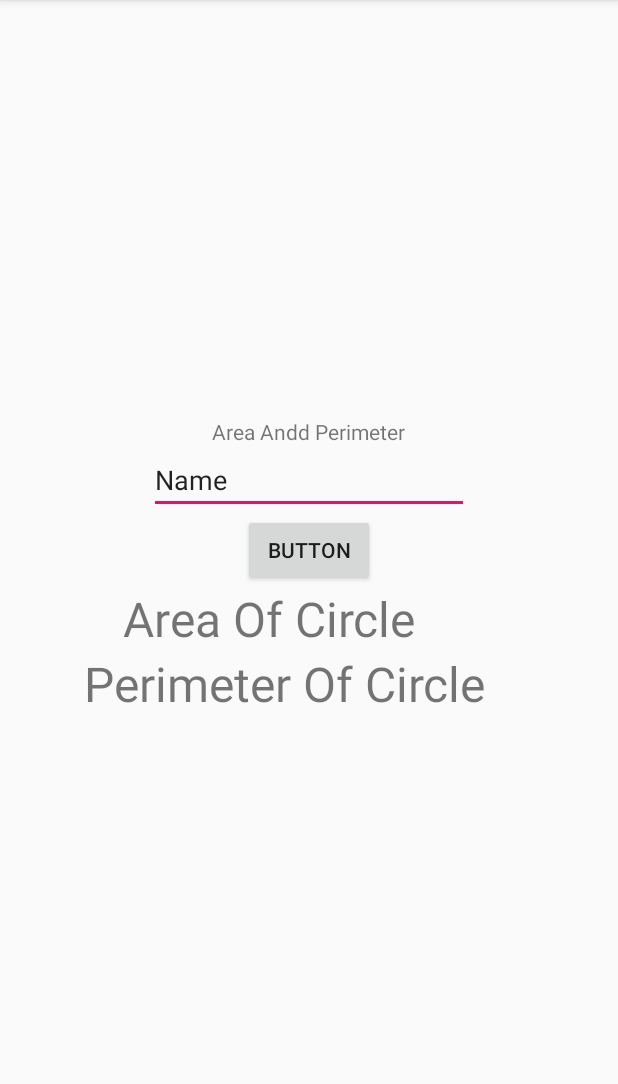
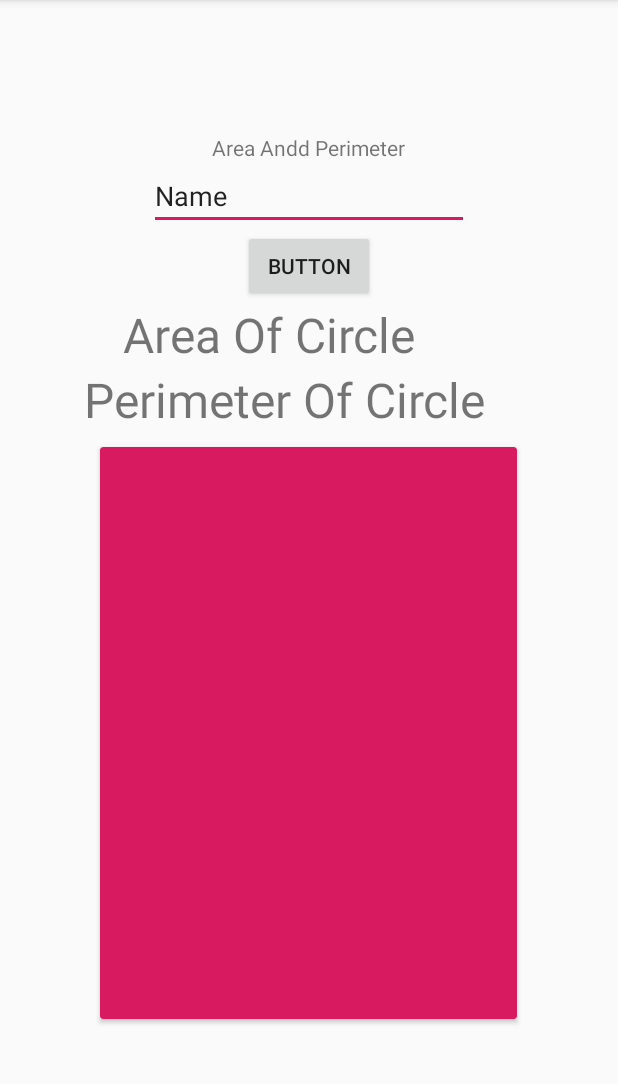
Before and after one commit to vaishnavihava123/AreaPerimeter, an Android app: the screen it shows after launch (MainActivity), on a phone screen of 412 x 824 dp, the part 84-1168 px from its top. Run offline under Robolectric (Android 15) with nearby library versions, the phone set to English and light mode, and no system bars.

```diff
--- a/app/build.gradle
+++ b/app/build.gradle
@@ -26,4 +26,5 @@ dependencies {
     testImplementation 'junit:junit:4.12'
     androidTestImplementation 'androidx.test:runner:1.2.0'
     androidTestImplementation 'androidx.test.espresso:espresso-core:3.2.0'
+    implementation 'androidx.cardview:cardview:1.0.0'
 }
--- a/app/src/main/res/layout/activity_main.xml
+++ b/app/src/main/res/layout/activity_main.xml
@@ -46,8 +46,12 @@
         <TextView
             android:id="@+id/textView"
             android:layout_width="300dp"
-        android:layout_height="55dp"
+            android:layout_height="53dp"
             android:text="Perimeter Of Circle"
             android:textSize="32sp" />
-
+    <androidx.cardview.widget.CardView
+        android:layout_width="278dp"
+        android:layout_height="381dp"
+        app:cardBackgroundColor="@color/colorAccent">
+    </androidx.cardview.widget.CardView>
 </LinearLayout>
--- a/build.gradle
+++ b/build.gradle
@@ -7,7 +7,7 @@ buildscript {
 
     }
     dependencies {
-        classpath 'com.android.tools.build:gradle:3.4.1'
+        classpath 'com.android.tools.build:gradle:3.5.0'
 
         // NOTE: Do not place your application dependencies here; they belong
         // in the individual module build.gradle files
```
Also changed, not shown: gradle/wrapper/gradle-wrapper.properties. Lines whose indentation alone changed are shown as unchanged.
